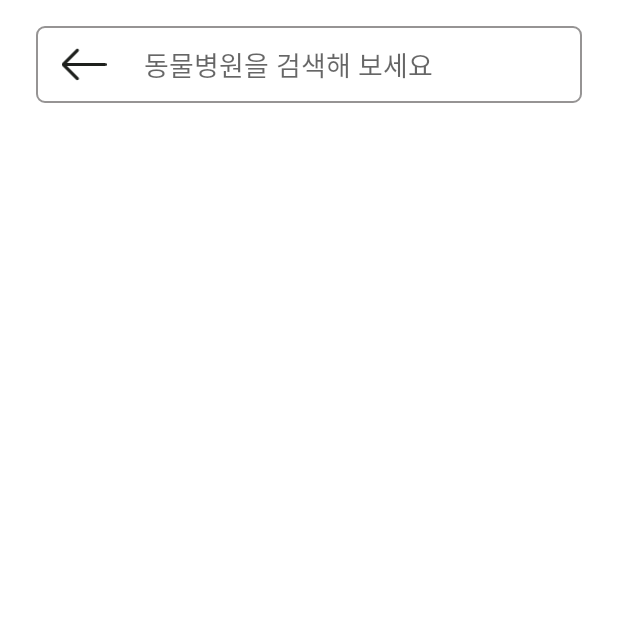
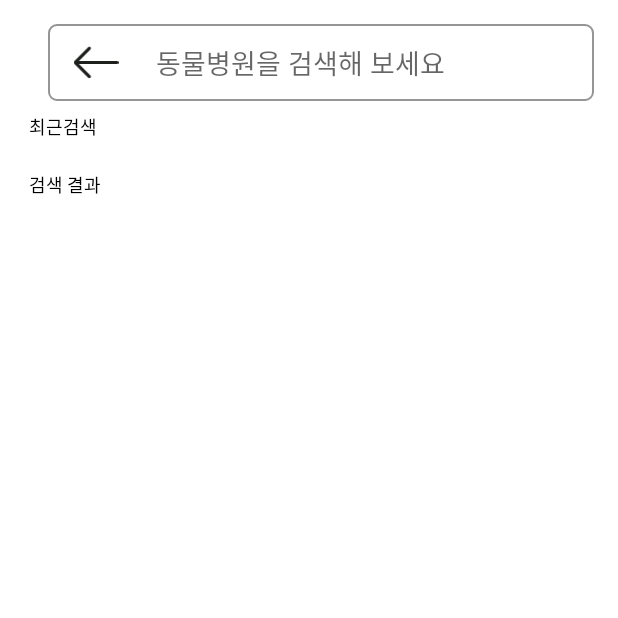
Before and after one commit to chl8263/WithPet, an Android app: the fragment HospitalFragment shown on its own in the app's theme, on a phone screen of 412 x 824 dp, the top half of it. Run offline under Robolectric (Android 15) with nearby library versions, the phone set to English and light mode, and no system bars; our stand-ins replace Firebase (no records; nobody signed in at launch, a user with empty details on screens opened directly), RxJava, data binding; 2 statements that could not run were skipped.

Commit message:
hospital ui 작업

```diff
--- a/app/src/main/java/com/example/withpet/ui/hospital/HospitalFragment.kt
+++ b/app/src/main/java/com/example/withpet/ui/hospital/HospitalFragment.kt
@@ -2,6 +2,7 @@ package com.example.withpet.ui.hospital
 
 import android.annotation.SuppressLint
 import android.os.Bundle
+import android.text.Editable
 import android.view.LayoutInflater
 import android.view.View
 import android.view.ViewGroup
@@ -100,7 +101,6 @@ class HospitalFragment : BaseFragment() ,OnMapReadyCallback{
 
         }
 
-
     }
 
     @SuppressLint("RestrictedApi")
@@ -119,9 +119,11 @@ class HospitalFragment : BaseFragment() ,OnMapReadyCallback{
                 navigation.visibility = View.GONE
                 mapView.visibility = View.GONE
                 floatingActionButton.visibility = View.GONE
-                hospitalRecyclerView.visibility = View.VISIBLE
+                hospital_search_layout.visibility = View.VISIBLE
                 hospitalSearchIcon.setImageResource(com.example.withpet.R.drawable.ic_left_arrow)
                 hospitalSearchIcon.setTag(com.example.withpet.R.drawable.ic_left_arrow)
+
+                adapter.searchList.clear()
             }
             else  Log.e("edit Test focus out")
         }
@@ -129,10 +131,11 @@ class HospitalFragment : BaseFragment() ,OnMapReadyCallback{
         view.hospitalSearchIcon.setOnClickListener {view ->
             var tag = hospitalSearchIcon.getTag()
             if(tag == com.example.withpet.R.drawable.ic_left_arrow) {     // 뒤로가기 버튼일 경우
+                hospitalSearchEdiText.text = Editable.Factory.getInstance().newEditable("")
                 navigation.visibility = View.VISIBLE
                 mapView.visibility = View.VISIBLE
                 floatingActionButton.visibility = View.VISIBLE
-                hospitalRecyclerView.visibility = View.GONE
+                hospital_search_layout.visibility = View.GONE
                 hospitalSearchIcon.setImageResource(com.example.withpet.R.drawable.search)
                 hospitalSearchIcon.setTag(com.example.withpet.R.drawable.search)
             }
--- a/app/src/main/res/layout/fragment_hospital.xml
+++ b/app/src/main/res/layout/fragment_hospital.xml
@@ -22,10 +22,12 @@
                 android:layout_width="match_parent"
                 android:layout_height="match_parent"/>
         <com.google.android.material.floatingactionbutton.FloatingActionButton
+                android:background="@color/colorGray"
+                android:backgroundTint="@color/colorGray"
                 android:layout_width="wrap_content"
                 android:layout_height="wrap_content"
                 android:clickable="true"
-                app:srcCompat="@drawable/ic_placeholder"
+                app:srcCompat="@drawable/ic_current_location"
                 android:id="@+id/floatingActionButton"
                 app:layout_constraintEnd_toEndOf="parent"
                 android:layout_marginEnd="8dp"
@@ -49,10 +51,8 @@
                 android:layout_marginStart="8dp"
                 app:layout_constraintEnd_toEndOf="parent"
                 android:layout_marginEnd="8dp"
-                android:layout_marginBottom="8dp"
-                app:layout_constraintBottom_toBottomOf="@+id/hospitalMap"
-                app:layout_constraintVertical_bias="0.023"
-                android:id="@+id/linearLayout">
+                android:id="@+id/linearLayout" android:layout_marginTop="16dp"
+                app:layout_constraintHorizontal_bias="0.741">
 
             <ImageView
                     android:id="@+id/hospitalSearchIcon"
@@ -76,19 +76,51 @@
             />
 
         </LinearLayout>
-        <androidx.recyclerview.widget.RecyclerView
-                android:id="@+id/hospitalRecyclerView"
-                android:layout_width="391dp"
-                android:layout_height="0dp"
+        <LinearLayout
+                android:id="@+id/hospital_search_layout"
+                android:layout_height="650dp"
+                android:layout_width="393dp"
+                app:layout_constraintStart_toStartOf="parent"
+                android:layout_marginStart="8dp"
                 app:layout_constraintEnd_toEndOf="parent"
                 android:layout_marginEnd="8dp"
-                app:layout_constraintStart_toStartOf="parent"
-                android:layout_marginStart="8dp"
-                android:layout_marginTop="10dp"
+                android:orientation="vertical"
+                android:layout_marginTop="8dp"
                 app:layout_constraintTop_toBottomOf="@+id/linearLayout"
-                app:layout_constraintBottom_toBottomOf="@+id/hospitalMap"
-                android:visibility="gone"
-        />
+                android:visibility="gone">
+
+            <TextView
+                    android:id="@+id/hospital_search_history_textview"
+                    android:text="최근검색"
+                    android:textColor="@color/colorBlack"
+                    android:textSize="12sp"
+                    android:layout_width="match_parent"
+                    android:layout_height="wrap_content"
+                    android:layout_marginLeft="10dp"
+            />
+            <androidx.recyclerview.widget.RecyclerView
+                    android:id="@+id/hospital_HistoryRecyclerView"
+                    android:layout_width="match_parent"
+                    android:layout_height="wrap_content"
+                    android:layout_marginTop="5dp"
+                    android:layout_marginBottom="15dp"
+            />
+            <TextView
+                    android:id="@+id/hospital_search_textview"
+                    android:text="검색 결과"
+                    android:textColor="@color/colorBlack"
+                    android:textSize="12sp"
+                    android:layout_width="match_parent"
+                    android:layout_height="wrap_content"
+                    android:layout_marginLeft="10dp"
+            />
+            <androidx.recyclerview.widget.RecyclerView
+                    android:id="@+id/hospitalRecyclerView"
+                    android:layout_width="match_parent"
+                    android:layout_height="match_parent"
+                    android:layout_marginTop="5dp"
+            />
+        </LinearLayout>
     </androidx.constraintlayout.widget.ConstraintLayout>
 
 
--- a/app/src/main/res/values/colors.xml
+++ b/app/src/main/res/values/colors.xml
@@ -7,6 +7,7 @@
     <color name="colorBlack">#000000</color>
     <color name="colorWhite">#FFFFFF</color>
     <color name="colorGray">#969494</color>
+    <color name="colorSeperator">#C9C6C6</color>
 
 
     <color name="btn_select_color">#bab6b3</color>
```
Also changed, not shown: app/src/main/java/com/example/withpet/ui/hospital/adapter/HospitalHistorySearchRecyclerViewAdapter.kt (added, +30 -0 lines), app/src/main/res/layout/hospital_search_item.xml (+20 -14 lines).
